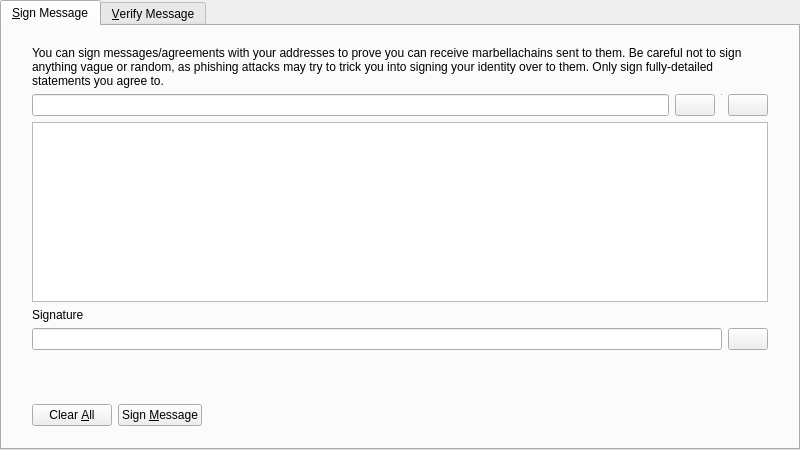
The window that src/qt/forms/signverifymessagedialog.ui (MIQUEIASGAMA/mchain) describes before a commit, drawn with Qt 5.
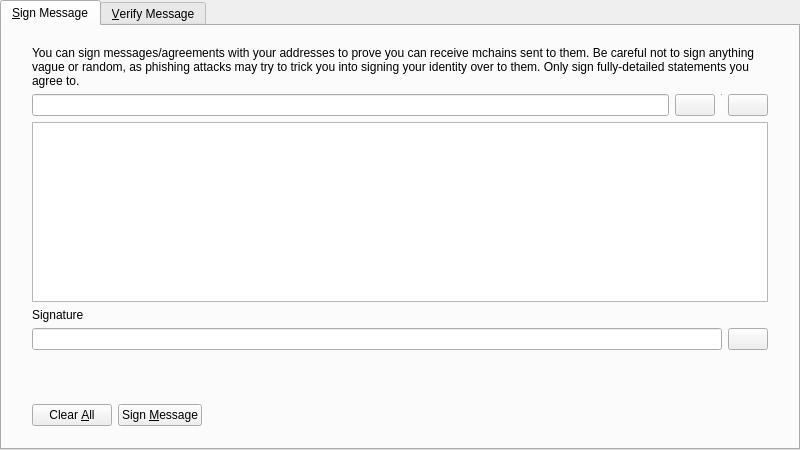
The same window after the commit. The open tabs and pages were chosen to show the change. Icons and pictures are not drawn. Custom widgets are drawn as their Qt base class.

```diff
--- a/src/qt/forms/signverifymessagedialog.ui
+++ b/src/qt/forms/signverifymessagedialog.ui
@@ -68,7 +68,7 @@
          <item>
           <widget class="QLabel" name="infoLabel_SM">
            <property name="text">
-            <string>You can sign messages/agreements with your addresses to prove you can receive marbellachains sent to them. Be careful not to sign anything vague or random, as phishing attacks may try to trick you into signing your identity over to them. Only sign fully-detailed statements you agree to.</string>
+            <string>You can sign messages/agreements with your addresses to prove you can receive mchains sent to them. Be careful not to sign anything vague or random, as phishing attacks may try to trick you into signing your identity over to them. Only sign fully-detailed statements you agree to.</string>
            </property>
            <property name="textFormat">
             <enum>Qt::PlainText</enum>
```
Left out of the diff: 8 changed lines with no effect on the pictures.
